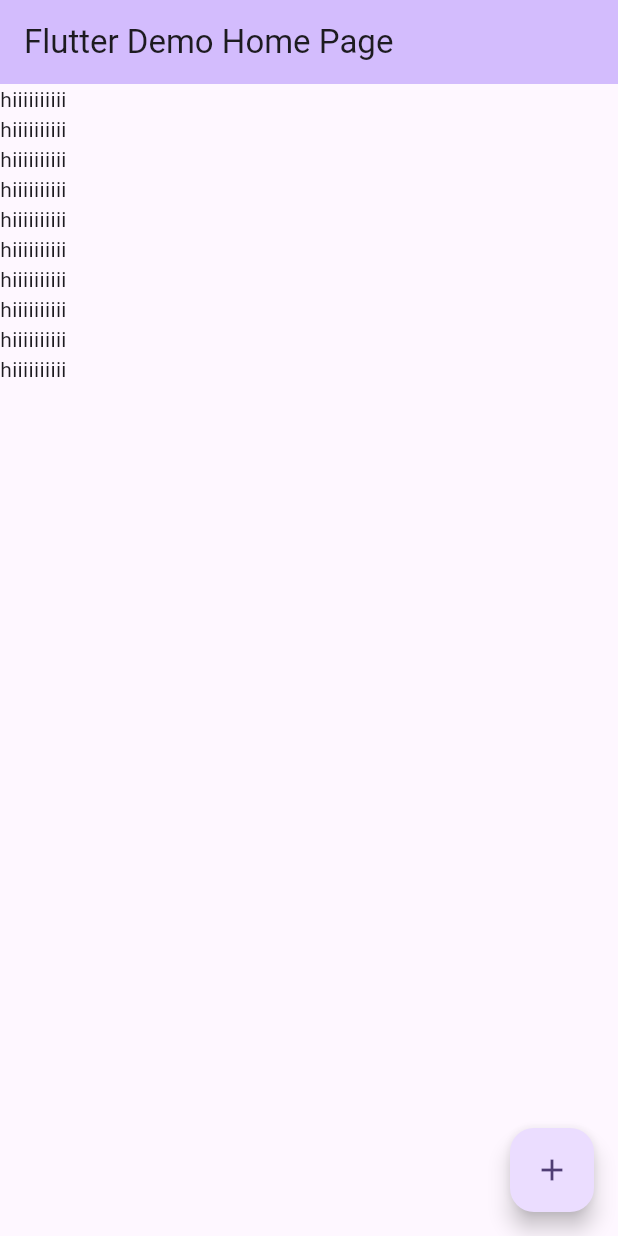
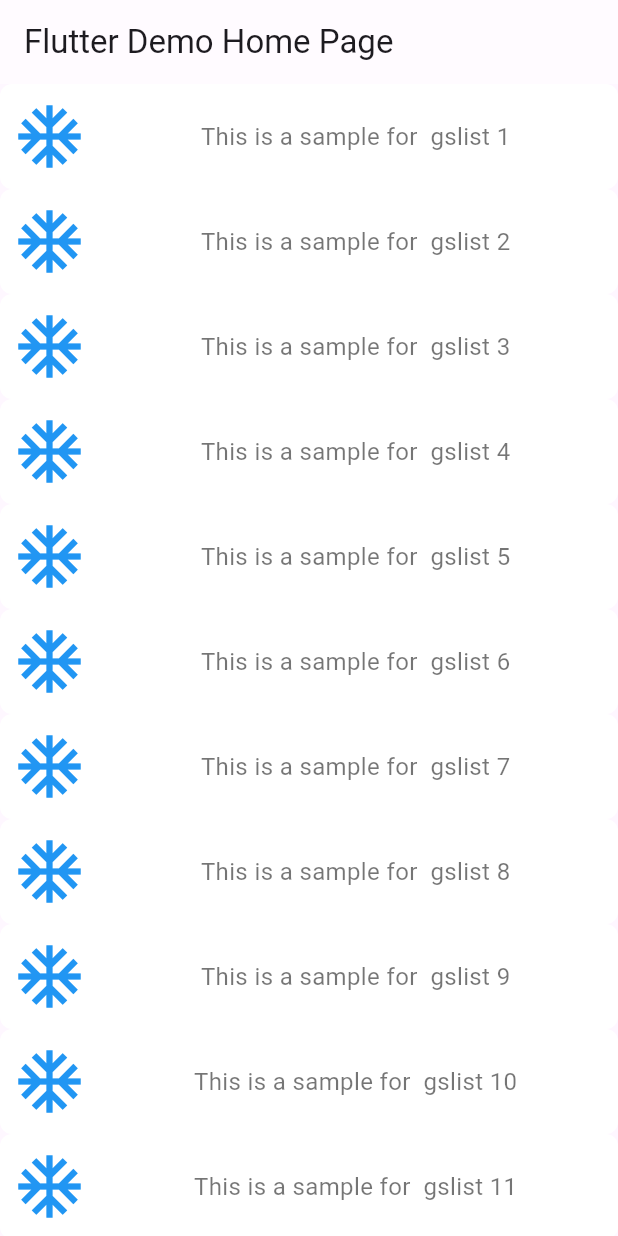
Before and after one commit to ritagroup/gslist, a Flutter app: the screen it shows after launch, on a phone screen of 412 x 824 dp. Run offline on Flutter 3.47's test engine with Material 2 defaults, Android fonts, the phone set to English and light mode, and no system bars; drawn by our look-alikes of pull_to_refresh; our stand-ins replace shimmer.

Commit message:
add pagination to gslist

```diff
--- a/example/lib/main.dart
+++ b/example/lib/main.dart
@@ -1,5 +1,7 @@
 import 'package:flutter/material.dart';
 import 'package:gslist/gs_list/gs_list.dart';
+import 'package:gslist/gs_list/models/pull_down_refresh_option.dart';
+import 'package:gslist/gs_list/models/shimmer_model.dart';
 
 void main() {
   runApp(const MyApp());
@@ -14,21 +16,6 @@ class MyApp extends StatelessWidget {
     return MaterialApp(
       title: 'Flutter Demo',
       theme: ThemeData(
-        // This is the theme of your application.
-        //
-        // TRY THIS: Try running your application with "flutter run". You'll see
-        // the application has a blue toolbar. Then, without quitting the app,
-        // try changing the seedColor in the colorScheme below to Colors.green
-        // and then invoke "hot reload" (save your changes or press the "hot
-        // reload" button in a Flutter-supported IDE, or press "r" if you used
-        // the command line to start the app).
-        //
-        // Notice that the counter didn't reset back to zero; the application
-        // state is not lost during the reload. To reset the state, use hot
-        // restart instead.
-        //
-        // This works for code too, not just values: Most code changes can be
-        // tested with just a hot reload.
         colorScheme: ColorScheme.fromSeed(seedColor: Colors.deepPurple),
         useMaterial3: true,
       ),
@@ -40,15 +27,6 @@ class MyApp extends StatelessWidget {
 class MyHomePage extends StatefulWidget {
   const MyHomePage({super.key, required this.title});
 
-  // This widget is the home page of your application. It is stateful, meaning
-  // that it has a State object (defined below) that contains fields that affect
-  // how it looks.
-
-  // This class is the configuration for the state. It holds the values (in this
-  // case the title) provided by the parent (in this case the App widget) and
-  // used by the build method of the State. Fields in a Widget subclass are
-  // always marked "final".
-
   final String title;
 
   @override
@@ -56,47 +34,203 @@ class MyHomePage extends StatefulWidget {
 }
 
 class _MyHomePageState extends State<MyHomePage> {
-  int _counter = 0;
+  late GSList gsList;
 
-  void _incrementCounter() {
-    setState(() {
-      // This call to setState tells the Flutter framework that something has
-      // changed in this State, which causes it to rerun the build method below
-      // so that the display can reflect the updated values. If we changed
-      // _counter without calling setState(), then the build method would not be
-      // called again, and so nothing would appear to happen.
-      _counter++;
-    });
-  }
+  List<String> list = [
+    'This is a sample for  gslist 1',
+    'This is a sample for  gslist 2',
+    'This is a sample for  gslist 3',
+    'This is a sample for  gslist 4',
+    'This is a sample for  gslist 5',
+    'This is a sample for  gslist 6',
+    'This is a sample for  gslist 7',
+    'This is a sample for  gslist 8',
+    'This is a sample for  gslist 9',
+    'This is a sample for  gslist 10',
+    'This is a sample for  gslist 11',
+    'This is a sample for  gslist 12',
+    'This is a sample for  gslist 13',
+    'This is a sample for  gslist 14',
+    'This is a sample for  gslist 15',
+    'This is a sample for  gslist 16',
+    'This is a sample for  gslist 17',
+    'This is a sample for  gslist 18',
+    'This is a sample for  gslist 19',
+    'This is a sample for  gslist 20',
+  ];
 
   @override
   Widget build(BuildContext context) {
-    // This method is rerun every time setState is called, for instance as done
-    // by the _incrementCounter method above.
-    //
-    // The Flutter framework has been optimized to make rerunning build methods
-    // fast, so that you can just rebuild anything that needs updating rather
-    // than having to individually change instances of widgets.
     return Scaffold(
       appBar: AppBar(
-        // TRY THIS: Try changing the color here to a specific color (to
-        // Colors.amber, perhaps?) and trigger a hot reload to see the AppBar
-        // change color while the other colors stay the same.
-        backgroundColor: Theme.of(context).colorScheme.inversePrimary,
-        // Here we take the value from the MyHomePage object that was created by
-        // the App.build method, and use it to set our appbar title.
+        backgroundColor: Colors.white54,
         title: Text(widget.title),
       ),
-      body: GSList(
+      body: gsList = GSList<String>(
+        itemBuilder: (context, index) {
+          return Item(
+            model: list[index],
+          );
+        },
+        loadMore: () {
+          if(list.length<50) {
+            List<String> temp = [
+              'saeed 1',
+              'saeed 2',
+              'saeed 3',
+              'saeed 4',
+              'saeed 5',
+              'saeed 6',
+              'saeed 7',
+              'saeed 8',
+              'saeed 9',
+              'saeed 10',
+              'saeed 11',
+              'saeed 12',
+              'saeed 13',
+              'saeed 14',
+              'saeed 15',
+              'saeed 16',
+              'saeed 71',
+              'saeed 18',
+              'saeed 19',
+              'saeed 20',
+              'saeed 21',
+              'saeed 22',
+              'saeed 23',
+              'saeed 24',
+              'saeed 25',
+              'saeed 26',
+              'saeed 27',
+              'saeed 28',
+              'saeed 29',
+              'saeed 30',
+            ];
+            list.addAll(temp);
+            return list;
+          }else {
+            return list ;
+          }
 
-        itemBuilder: (context, index) => const Text('hiiiiiiiiii'),
-        itemCount: 10,
+        },
+        itemCount: list.length,
+        isLoading: false,
+        enableShimmerLoading: true,
+        pullDownRefreshOption: PullDownRefreshOption(
+          onLoading: (controller) {
+            setState(() {});
+            controller.refreshCompleted();
+          },
+          onRefresh: (controller) {
+            setState(() {});
+            controller.refreshCompleted();
+          },
+        ),
+        controller: ScrollController(),
+        emptyWidget: const Text('list is empty '),
+        loadingWidget: const Text('loading please waite'),
+        shimmerProperties:
+            ShimmerProperties(baseColor: Colors.black12, highlightColor: Colors.white, child: const ItemShimmer()),
       ),
-      floatingActionButton: FloatingActionButton(
-        onPressed: _incrementCounter,
-        tooltip: 'Increment',
-        child: const Icon(Icons.add),
-      ), // This trailing comma makes auto-formatting nicer for build methods.
     );
   }
 }
+
+class Item extends StatelessWidget {
+  const Item({Key? key, required this.model}) : super(key: key);
+
+  final String model;
+
+  @override
+  Widget build(BuildContext context) {
+    return Container(
+      height: 70,
+      decoration: const BoxDecoration(
+        color: Colors.white,
+        borderRadius: BorderRadius.all(
+          Radius.circular(8),
+        ),
+      ),
+      child: Padding(
+        padding: const EdgeInsets.all(8.0),
+        child: Row(
+          children: [
+            const Icon(
+              Icons.ac_unit,
+              color: Colors.blue,
+              size: 50,
+            ),
+            const SizedBox(
+              width: 12,
+            ),
+            Expanded(
+              child: Center(
+                widthFactor: 1,
+                child: Text(
+                  model,
+                  style: const TextStyle(
+                    color: Colors.black54,
+                    fontSize: 16,
+                  ),
+                ),
+              ),
+            ),
+          ],
+        ),
+      ),
+    );
+  }
+}
+
+class ItemShimmer extends StatelessWidget {
+  const ItemShimmer({Key? key}) : super(key: key);
+
+  @override
+  Widget build(BuildContext context) {
+    return Padding(
+      padding: const EdgeInsets.only(bottom: 8.0),
+      child: Container(
+        height: 70,
+        decoration: const BoxDecoration(
+          borderRadius: BorderRadius.all(
+            Radius.circular(8),
+          ),
+        ),
+        child: Padding(
+          padding: const EdgeInsets.all(8.0),
+          child: Row(
+            children: [
+              Container(
+                height: 50,
+                width: 50,
+                decoration: const BoxDecoration(
+                  color: Colors.black,
+                  borderRadius: BorderRadius.all(
+                    Radius.circular(8),
+                  ),
+                ),
+              ),
+              const SizedBox(
+                width: 12,
+              ),
+              Expanded(
+                child: Center(
+                  widthFactor: 1,
+                  child: Container(
+                    height: 20,
+                    decoration: const BoxDecoration(
+                      color: Colors.black,
+                      borderRadius: BorderRadius.all(
+                        Radius.circular(8),
+                      ),
+                    ),
+                  ),
+                ),
+              ),
+            ],
+          ),
+        ),
+      ),
+    );
+  }
+}
--- a/lib/gs_list/gs_list.dart
+++ b/lib/gs_list/gs_list.dart
@@ -1,11 +1,12 @@
 import 'package:flutter/cupertino.dart';
 import 'package:flutter/material.dart';
+import 'package:flutter/rendering.dart';
 import 'package:gslist/gs_list/models/pull_down_refresh_option.dart';
 import 'package:gslist/gs_list/models/shimmer_model.dart';
 import 'package:pull_to_refresh/pull_to_refresh.dart';
 import 'package:shimmer/shimmer.dart';
 
-class GSList extends StatelessWidget {
+class GSList<T> extends StatefulWidget {
   GSList({
     Key? key,
     required this.itemBuilder,
@@ -19,24 +20,44 @@ class GSList extends StatelessWidget {
     this.isLoading,
     this.shimmerProperties,
     this.enableShimmerLoading,
-    this.enablePullDownRefresh, this.pullDownRefreshOption
-
+    this.enablePullDownRefresh,
+    this.pullDownRefreshOption,
+    this.emptyWidget,
+    this.loadingWidget,
+    this.loadMore,
   }) : super(key: key);
 
-  final int itemCount;
+  int itemCount;
+  final NullableIndexedWidgetBuilder itemBuilder;
+  final Widget? emptyWidget;
+  final Widget? loadingWidget;
+  final ShimmerProperties? shimmerProperties;
+  final bool? isLoading;
+  final bool? enableShimmerLoading;
   final ScrollController? controller;
   final ScrollPhysics? physics;
   final Axis? scrollDirection;
   final bool? shrinkWrap;
   final double? height;
-  final NullableIndexedWidgetBuilder itemBuilder;
   final ScrollViewKeyboardDismissBehavior? keyboardDismissBehavior;
-  final bool? isLoading;
-  final bool? enableShimmerLoading;
   final bool? enablePullDownRefresh;
-  final ShimmerProperties? shimmerProperties;
   final PullDownRefreshOption? pullDownRefreshOption;
-  RefreshController refreshController = RefreshController(initialRefresh: false);
+  final ValueGetter<List<T>>? loadMore;
+
+  @override
+  State<GSList<T>> createState() => _GSListState<T>();
+}
+
+class _GSListState<T> extends State<GSList<T>> {
+  final RefreshController refreshController = RefreshController(initialRefresh: false);
+
+  @override
+  void initState() {
+    widget.controller?.addListener(() {
+      _onScroll();
+    });
+    super.initState();
+  }
 
   @override
   Widget build(BuildContext context) {
@@ -52,29 +73,58 @@ class GSList extends StatelessWidget {
         // If you want load more with noMoreData state ,may be you should return false
         return false;
       },
-      child: (isLoading ?? false)
-          ? LoadingWidget(
-        enableShimmer: enableShimmerLoading,
-        shimmerProperties: shimmerProperties,
-      )
-          : ListWidget(
-        itemBuilder: itemBuilder,
-        itemCount: itemCount,
-        controller: controller,
-        height: height,
-        keyboardDismissBehavior: keyboardDismissBehavior,
-        physics: physics,
-        scrollDirection: scrollDirection,
-        shrinkWrap: shrinkWrap,
-        enablePullDownRefresh: enablePullDownRefresh ?? false,
-      ),
+      child: (widget.isLoading ?? false)
+          ? _LoadingWidget(
+              scrollDirection: widget.scrollDirection,
+              simpleLoading: widget.loadingWidget,
+              enableShimmer: widget.enableShimmerLoading,
+              shimmerProperties: widget.shimmerProperties,
+            )
+          : _ListWidget(
+              itemBuilder: widget.itemBuilder,
+              itemCount: widget.itemCount,
+              controller: widget.controller,
+              height: widget.height,
+              pullDownRefreshOption: widget.pullDownRefreshOption,
+              emptyWidget: widget.emptyWidget,
+              loadingWidget: widget.loadingWidget,
+              keyboardDismissBehavior: widget.keyboardDismissBehavior,
+              physics: widget.physics,
+              scrollDirection: widget.scrollDirection,
+              shrinkWrap: widget.shrinkWrap,
+              enablePullDownRefresh: widget.enablePullDownRefresh ?? false,
+              refreshController: refreshController,
+            ),
     );
+  }
+
+  void refreshComplete() {
+    refreshController.refreshCompleted();
+  }
+
+  bool _isBottom() {
+    if (!widget.controller!.hasClients) return false;
+    final maxScroll = widget.controller!.position.maxScrollExtent;
+    final currentScroll = widget.controller!.offset;
+    return currentScroll >= (maxScroll * 0.9);
+  }
+
+  _onScroll() {
+    if (_isBottom()) {
+      if ((widget.loadMore?.call().length ?? 0) != 0) {
+        int count = widget.loadMore?.call().length ?? 0;
+        setState(() {
+          widget.itemCount = count;
+        });
+      }
+    }
   }
 }
 
-class ListWidget extends StatelessWidget {
-  ListWidget({
+class _ListWidget extends StatelessWidget {
+  const _ListWidget({
     Key? key,
+    required this.refreshController,
     required this.itemCount,
     this.controller,
     this.physics,
@@ -85,31 +135,38 @@ class ListWidget extends StatelessWidget {
     this.keyboardDismissBehavior,
     this.enablePullDownRefresh,
     this.pullDownRefreshOption,
+    this.emptyWidget,
+    this.loadingWidget,
   }) : super(key: key);
 
   final int itemCount;
+  final ScrollController? controller;
   final bool? enablePullDownRefresh;
   final PullDownRefreshOption? pullDownRefreshOption;
-  final ScrollController? controller;
   final ScrollPhysics? physics;
   final Axis? scrollDirection;
   final bool? shrinkWrap;
   final double? height;
   final NullableIndexedWidgetBuilder itemBuilder;
   final ScrollViewKeyboardDismissBehavior? keyboardDismissBehavior;
-  RefreshController refreshController = RefreshController(initialRefresh: false);
+  final Widget? emptyWidget;
+  final Widget? loadingWidget;
+  final RefreshController refreshController;
 
   @override
   Widget build(BuildContext context) {
     if (itemCount == 0) {
-      return SizedBox(height: height ?? double.infinity, child: Container());
+      return SizedBox(height: height ?? double.infinity, child: emptyWidget);
     } else {
       return SmartRefresher(
         controller: refreshController,
         enablePullDown: true,
-        onRefresh:pullDownRefreshOption?.onRefresh,
-        onLoading:pullDownRefreshOption?.onLoading,
-
+        onRefresh: () {
+          pullDownRefreshOption?.onRefresh?.call(refreshController);
+        },
+        onLoading: () {
+          pullDownRefreshOption?.onLoading?.call(refreshController);
+        },
         child: ListView.builder(
           controller: controller,
           physics: physics,
@@ -124,15 +181,38 @@ class ListWidget extends StatelessWidget {
   }
 }
 
-class LoadingWidget extends StatelessWidget {
-  const LoadingWidget({Key? key, this.shimmerProperties, this.enableShimmer}) : super(key: key);
+class _LoadingWidget extends StatelessWidget {
+  const _LoadingWidget({
+    Key? key,
+    this.shimmerProperties,
+    this.enableShimmer,
+    this.simpleLoading,
+    this.scrollDirection,
+  }) : super(key: key);
   final ShimmerProperties? shimmerProperties;
+  final Widget? simpleLoading;
 
+  final Axis? scrollDirection;
   final bool? enableShimmer;
 
   @override
   Widget build(BuildContext context) {
-    if ((enableShimmer ?? false) && shimmerProperties != null) {} else {}
-    return const Placeholder();
+    if ((enableShimmer ?? false) && shimmerProperties != null) {
+      return ListView.builder(
+        scrollDirection: scrollDirection ?? Axis.vertical,
+        itemCount: 10,
+        itemBuilder: (context, index) {
+          return Shimmer.fromColors(
+            baseColor: shimmerProperties!.baseColor,
+            highlightColor: shimmerProperties!.highlightColor,
+            child: shimmerProperties!.child,
+          );
+        },
+      );
+    } else if (simpleLoading != null) {
+      return Center(child: simpleLoading ?? Container());
+    } else {
+      return Container();
+    }
   }
 }
--- /dev/null
+++ b/lib/gs_list/models/pagination_data.dart
@@ -0,0 +1,18 @@
+import 'package:flutter/cupertino.dart';
+
+class PaginationData<T> {
+  int totalCount;
+
+  int isLoading;
+
+  int currentPage;
+
+  ValueGetter<List<T>> loadMore;
+
+  PaginationData({
+   required this.totalCount,
+    required this.isLoading,
+    required this.currentPage,
+    required this.loadMore,
+  });
+}
--- a/lib/gs_list/models/pull_down_refresh_option.dart
+++ b/lib/gs_list/models/pull_down_refresh_option.dart
@@ -1,10 +1,12 @@
 
 
 import 'package:flutter/animation.dart';
+import 'package:flutter/cupertino.dart';
+import 'package:pull_to_refresh/pull_to_refresh.dart';
 
 class PullDownRefreshOption{
-   VoidCallback? onRefresh;
-   VoidCallback? onLoading;
+   ValueChanged<RefreshController>? onRefresh;
+   ValueChanged<RefreshController>? onLoading;
 
    PullDownRefreshOption({this.onRefresh, this.onLoading});
 }
```
